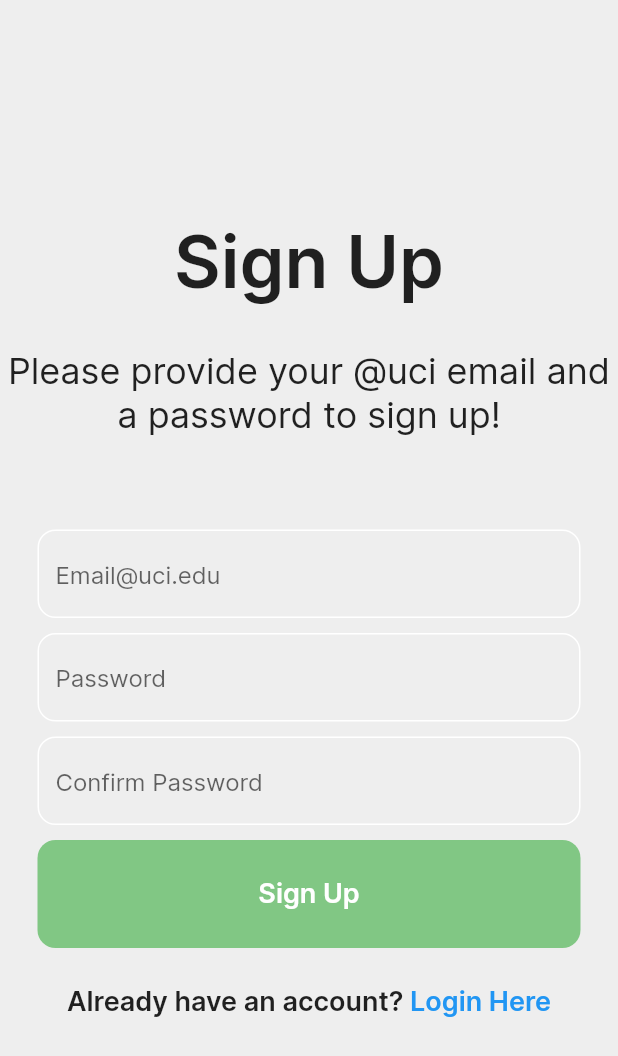
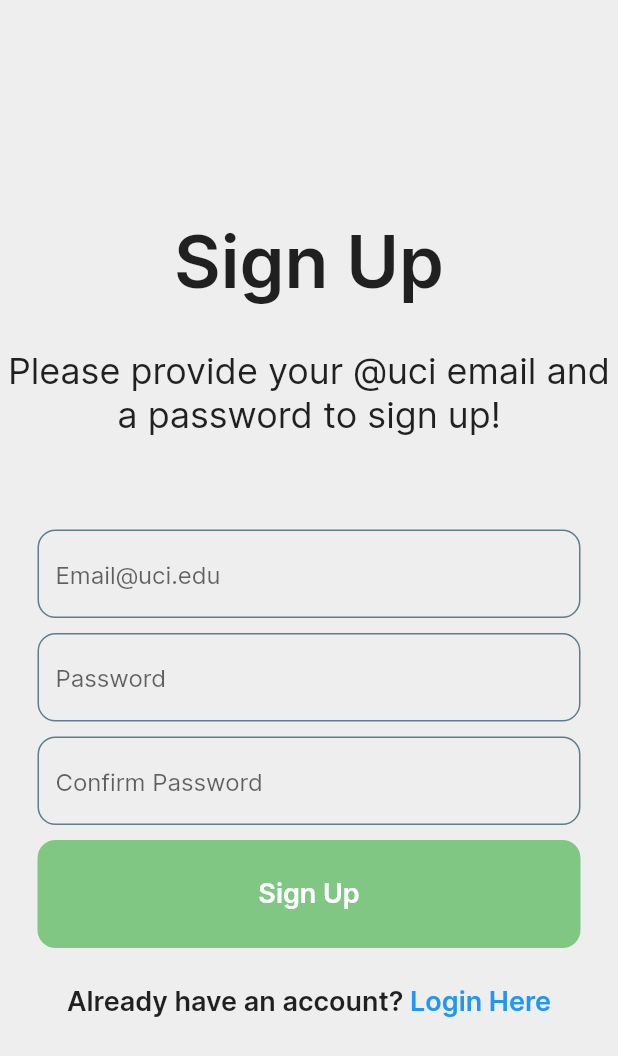
Before and after one commit to juliusya45/ZotSellApp, a Flutter app: the screen it shows after launch, after a tap on "Sign In", after a tap on "Sign Up Now", on a phone screen of 412 x 824 dp. Shown: the top 1056 px of the screen. Run offline on Flutter 3.47's test engine with Material 2 defaults, Android fonts, the phone set to English and light mode, and no system bars; our stand-ins replace cached_network_image, cloud_firestore, firebase_auth, firebase_core, flutter_spinkit; accounts and stored records are empty; network calls fail.

Commit message:
changed color of textfields

```diff
--- a/lib/screens/authenticate/login_screen.dart
+++ b/lib/screens/authenticate/login_screen.dart
@@ -85,7 +85,7 @@ class _LoginScreenState extends State<LoginScreen> {
               ),
               const SizedBox(height: 10),
               const Text(
-                'Please login or register below',
+                'Please login to your account:',
                 style: TextStyle(
                   fontSize: 24,
                 ),
@@ -125,7 +125,7 @@ class _LoginScreenState extends State<LoginScreen> {
                   },
                   decoration: InputDecoration(
                     enabledBorder: OutlineInputBorder(
-                      borderSide: const BorderSide(color: Colors.white),
+                      borderSide: const BorderSide(color: Colors.blueGrey),
                       borderRadius: BorderRadius.circular(12),
                     ),
                     focusedBorder: OutlineInputBorder(
@@ -147,7 +147,7 @@ class _LoginScreenState extends State<LoginScreen> {
                   controller: _passwordController,
                   decoration: InputDecoration(
                     enabledBorder: OutlineInputBorder(
-                      borderSide: const BorderSide(color: Colors.white),
+                      borderSide: const BorderSide(color: Colors.blueGrey),
                       borderRadius: BorderRadius.circular(12),
                     ),
                     focusedBorder: OutlineInputBorder(
--- a/lib/screens/authenticate/signup_screen.dart
+++ b/lib/screens/authenticate/signup_screen.dart
@@ -135,7 +135,7 @@ class _SignUpScreenState extends State<SignUpScreen> {
                   },
                   decoration: InputDecoration(
                     enabledBorder: OutlineInputBorder(
-                      borderSide: const BorderSide(color: Colors.white),
+                      borderSide: const BorderSide(color: Colors.blueGrey),
                       borderRadius: BorderRadius.circular(12),
                     ),
                     focusedBorder: OutlineInputBorder(
@@ -157,7 +157,7 @@ class _SignUpScreenState extends State<SignUpScreen> {
                   controller: _passwordController,
                   decoration: InputDecoration(
                     enabledBorder: OutlineInputBorder(
-                      borderSide: const BorderSide(color: Colors.white),
+                      borderSide: const BorderSide(color: Colors.blueGrey),
                       borderRadius: BorderRadius.circular(12),
                     ),
                     focusedBorder: OutlineInputBorder(
@@ -180,7 +180,7 @@ class _SignUpScreenState extends State<SignUpScreen> {
                   controller: _confirmPasswordController,
                   decoration: InputDecoration(
                     enabledBorder: OutlineInputBorder(
-                      borderSide: const BorderSide(color: Colors.white),
+                      borderSide: const BorderSide(color: Colors.blueGrey),
                       borderRadius: BorderRadius.circular(12),
                     ),
                     focusedBorder: OutlineInputBorder(
```
